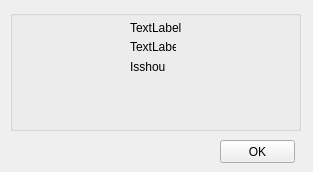
This is trunk/FTPSynchronizer/Common/About.ui in martin-kudlicka/ftp-synchronizer as Qt 5 draws it before an edit. The edited form follows.
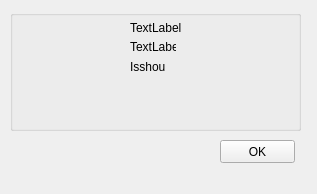
This is the edited form. Icons and pictures are not drawn.

Commit message: + form size correction + common path change

```diff
--- a/trunk/FTPSynchronizer/Common/About.ui
+++ b/trunk/FTPSynchronizer/Common/About.ui
@@ -8,8 +8,8 @@
    <rect>
     <x>0</x>
     <y>0</y>
-    <width>313</width>
-    <height>172</height>
+    <width>317</width>
+    <height>194</height>
    </rect>
   </property>
   <property name="windowTitle" >
```
Left out of the diff: 36 changed lines with no effect on the pictures. The commit also changes 6 other files.
